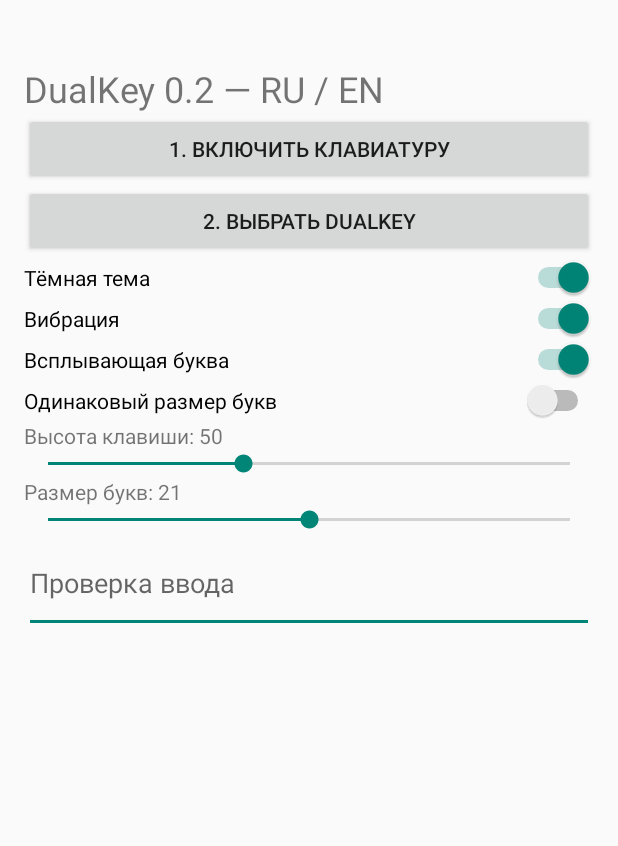
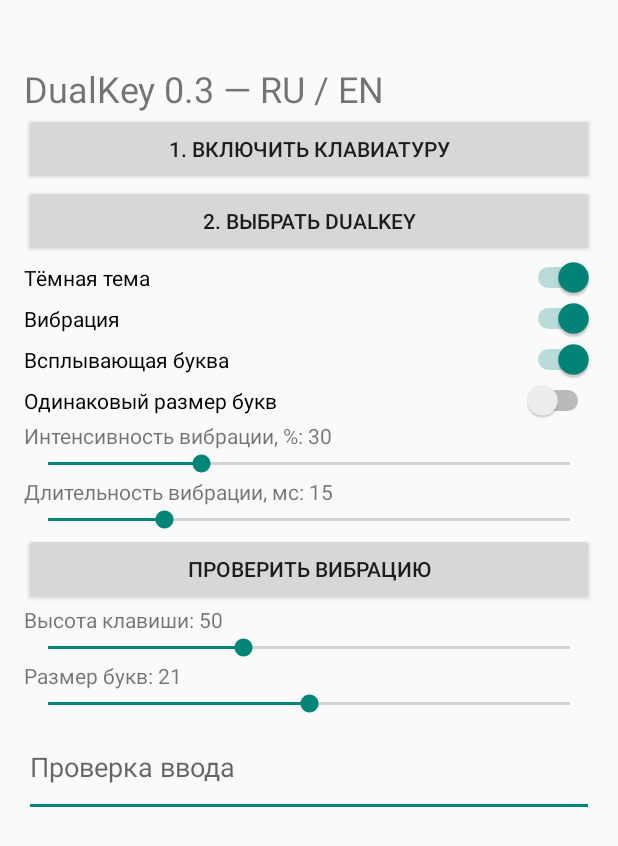
Before and after one commit to 65WebDev/Dual-keyboard, an Android app: the screen it shows after launch (SettingsActivity), on a phone screen of 412 x 824 dp. Shown: the top 846 px of the screen. Run offline under Robolectric (Android 15) with nearby library versions, the phone set to English and light mode, and no system bars.

Commit message:
DualKey 0.3: adjustable vibration amplitude and duration

```diff
--- a/app/build.gradle
+++ b/app/build.gradle
@@ -1,6 +1,6 @@
 plugins { id 'com.android.application'; id 'org.jetbrains.kotlin.android' }
 android { namespace 'com.dualkey.ime'; compileSdk 35
- defaultConfig { applicationId 'com.dualkey.ime'; minSdk 26; targetSdk 35; versionCode 2; versionName '0.2' }
+ defaultConfig { applicationId 'com.dualkey.ime'; minSdk 26; targetSdk 35; versionCode 3; versionName '0.3' }
  compileOptions { sourceCompatibility JavaVersion.VERSION_17; targetCompatibility JavaVersion.VERSION_17 }
  kotlinOptions { jvmTarget = '17' }
 }
--- a/app/src/main/AndroidManifest.xml
+++ b/app/src/main/AndroidManifest.xml
@@ -1 +1 @@
-<manifest xmlns:android="http://schemas.android.com/apk/res/android"><application android:label="DualKey" android:theme="@android:style/Theme.Material.Light.NoActionBar" android:allowBackup="false"><activity android:name=".SettingsActivity" android:exported="true"><intent-filter><action android:name="android.intent.action.MAIN"/><category android:name="android.intent.category.LAUNCHER"/></intent-filter></activity><service android:name=".DualIme" android:label="DualKey RU/EN" android:permission="android.permission.BIND_INPUT_METHOD" android:exported="true"><intent-filter><action android:name="android.view.InputMethod"/></intent-filter><meta-data android:name="android.view.im" android:resource="@xml/method"/></service></application></manifest>
+<manifest xmlns:android="http://schemas.android.com/apk/res/android"><uses-permission android:name="android.permission.VIBRATE"/><application android:label="DualKey" android:theme="@android:style/Theme.Material.Light.NoActionBar" android:allowBackup="false"><activity android:name=".SettingsActivity" android:exported="true"><intent-filter><action android:name="android.intent.action.MAIN"/><category android:name="android.intent.category.LAUNCHER"/></intent-filter></activity><service android:name=".DualIme" android:label="DualKey RU/EN" android:permission="android.permission.BIND_INPUT_METHOD" android:exported="true"><intent-filter><action android:name="android.view.InputMethod"/></intent-filter><meta-data android:name="android.view.im" android:resource="@xml/method"/></service></application></manifest>
--- a/app/src/main/java/com/dualkey/ime/DualIme.kt
+++ b/app/src/main/java/com/dualkey/ime/DualIme.kt
@@ -30,7 +30,7 @@ class DualIme: InputMethodService() {
  k.background=android.graphics.drawable.StateListDrawable().apply {addState(intArrayOf(android.R.attr.state_pressed),bg(if(dark)0xff758bb0.toInt() else 0xffa8c7fa.toInt()));addState(intArrayOf(),bg(normal))}
  k.setOnTouchListener { v,e ->
  when(e.actionMasked){
- MotionEvent.ACTION_DOWN -> {v.isPressed=true;if(p.getBoolean("haptic",true))v.performHapticFeedback(HapticFeedbackConstants.KEYBOARD_TAP)
+ MotionEvent.ACTION_DOWN -> {v.isPressed=true;if(p.getBoolean("haptic",true))KeyVibration.play(this,p)
  if(p.getBoolean("preview",true)&&main.length==1&&(main[0].isLetterOrDigit()||alt.isNotEmpty())){
  hidePreview();val t=TextView(this).apply{text=main;textSize=32f;gravity=Gravity.CENTER;setTextColor(fg);background=bg(normal)}
  val w=maxOf(dp(48),v.width);val popup=PopupWindow(t,w,dp(64),false).apply{isTouchable=false;isClippingEnabled=true;elevation=dp(6).toFloat()};preview=popup;popup.showAsDropDown(v,(v.width-w)/2,-v.height-dp(66))
--- a/app/src/main/java/com/dualkey/ime/SettingsActivity.kt
+++ b/app/src/main/java/com/dualkey/ime/SettingsActivity.kt
@@ -10,12 +10,14 @@ class SettingsActivity: Activity() {
  val p=getSharedPreferences("keys",0)
  val l=LinearLayout(this).apply { orientation=1; setPadding(24,64,24,24) }
  fun button(s:String, f:()->Unit) { l.addView(Button(this).apply { text=s; setOnClickListener { f() } }) }
- l.addView(TextView(this).apply { text="DualKey 0.2 — RU / EN"; textSize=24f })
+ l.addView(TextView(this).apply { text="DualKey 0.3 — RU / EN"; textSize=24f })
  button("1. Включить клавиатуру") { startActivity(Intent(Settings.ACTION_INPUT_METHOD_SETTINGS)) }
  button("2. Выбрать DualKey") { getSystemService(InputMethodManager::class.java).showInputMethodPicker() }
  fun toggle(s:String,k:String,d:Boolean) { l.addView(Switch(this).apply { text=s; isChecked=p.getBoolean(k,d); setOnCheckedChangeListener { _,v->p.edit().putBoolean(k,v).apply() } }) }
  toggle("Тёмная тема","dark",true); toggle("Вибрация","haptic",true); toggle("Всплывающая буква","preview",true); toggle("Одинаковый размер букв","equal",false)
  fun slider(s:String,k:String,min:Int,max:Int,d:Int) { val label=TextView(this); l.addView(label); val bar=SeekBar(this); bar.max=max-min; bar.progress=p.getInt(k,d)-min; label.text="$s: ${bar.progress+min}"; l.addView(bar); bar.setOnSeekBarChangeListener(object:SeekBar.OnSeekBarChangeListener { override fun onProgressChanged(b:SeekBar,v:Int,u:Boolean){label.text="$s: ${v+min}";p.edit().putInt(k,v+min).apply()}; override fun onStartTrackingTouch(b:SeekBar){};override fun onStopTrackingTouch(b:SeekBar){} }) }
+ slider("Интенсивность вибрации, %","vibration_strength",1,100,30); slider("Длительность вибрации, мс","vibration_duration",5,50,15)
+ button("Проверить вибрацию") { if(p.getBoolean("haptic",true)) KeyVibration.play(this,p) }
  slider("Высота клавиши","height",38,70,50); slider("Размер букв","size",16,26,21)
  l.addView(EditText(this).apply { hint="Проверка ввода"; minLines=2 }); setContentView(ScrollView(this).apply { addView(l) })
  }
```
Also changed, not shown: app/src/main/java/com/dualkey/ime/KeyVibration.kt (added, +19 -0 lines), 1 other file.
